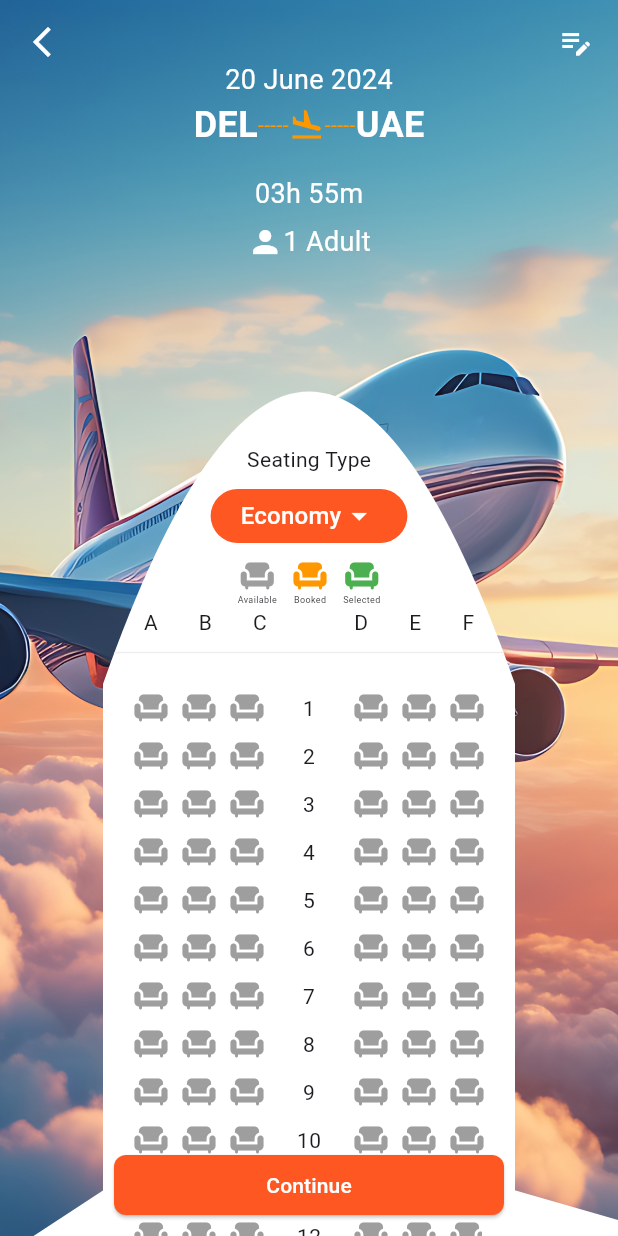
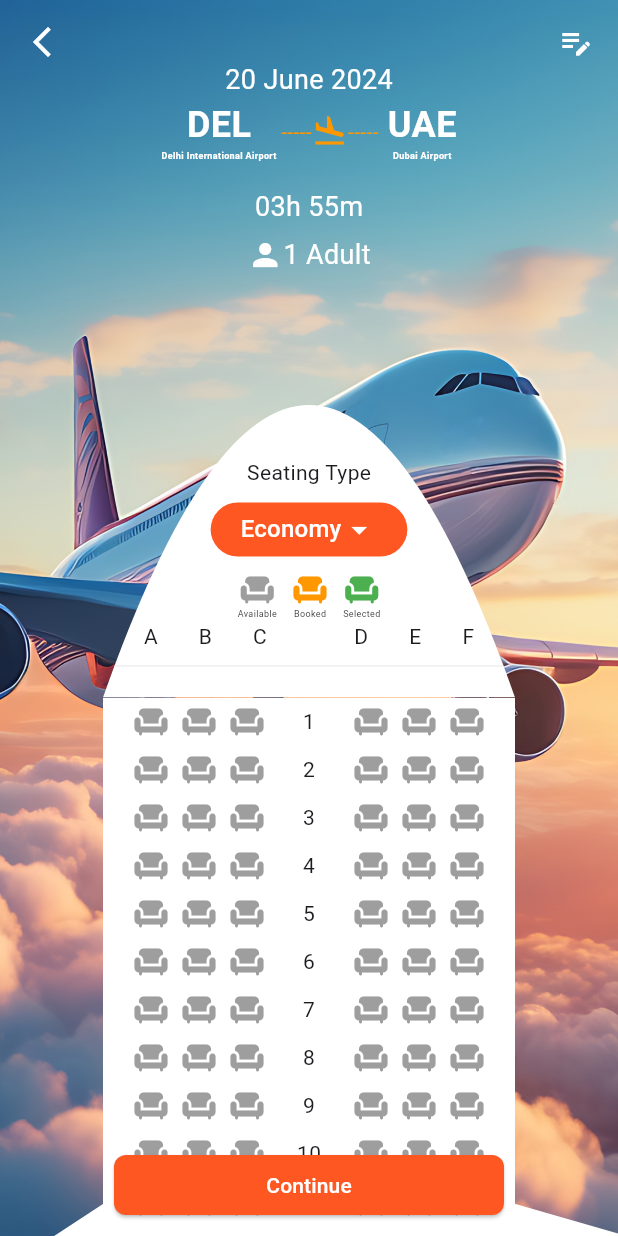
Before and after one commit to ChandraChaan/flight_ui, a Flutter app: the screen it shows after launch, on a phone screen of 412 x 824 dp. Run offline on Flutter 3.47's test engine with Material 3 defaults, Android fonts, the phone set to English and light mode, and no system bars.

Commit message:
added airports names

```diff
--- a/lib/ticket_booking.dart
+++ b/lib/ticket_booking.dart
@@ -294,6 +294,9 @@ class _FlightSeatBookingScreenState extends State<FlightSeatBookingScreen> {
             ),
             Row(
               mainAxisAlignment: MainAxisAlignment.center,
+              crossAxisAlignment: CrossAxisAlignment.center,
+              children: [
+                Column(
                   children: [
                     Text(
                       'DEL',
@@ -303,6 +306,17 @@ class _FlightSeatBookingScreenState extends State<FlightSeatBookingScreen> {
                         color: Colors.white,
                       ),
                     ),
+                    Text(
+                      'Delhi International Airport',
+                      style: TextStyle(
+                        fontSize: 6,
+                        fontWeight: FontWeight.bold,
+                        color: Colors.white,
+                      ),
+                    ),
+                  ],
+                ),
+                SizedBox(width: 3),
                 Text(
                   '-----',
                   style: TextStyle(color: Colors.orange),
@@ -315,6 +329,9 @@ class _FlightSeatBookingScreenState extends State<FlightSeatBookingScreen> {
                   '-----',
                   style: TextStyle(color: Colors.orange),
                 ),
+                SizedBox(width: 6),
+                Column(
+                  children: [
                     Text(
                       'UAE',
                       style: TextStyle(
@@ -322,6 +339,16 @@ class _FlightSeatBookingScreenState extends State<FlightSeatBookingScreen> {
                         fontWeight: FontWeight.bold,
                         color: Colors.white,
                       ),
+                    ),
+                    Text(
+                      'Dubai Airport',
+                      style: TextStyle(
+                        fontSize: 6,
+                        fontWeight: FontWeight.bold,
+                        color: Colors.white,
+                      ),
+                    ),
+                  ],
                 ),
               ],
             ),
```
Lines whose indentation alone changed are shown as unchanged.
